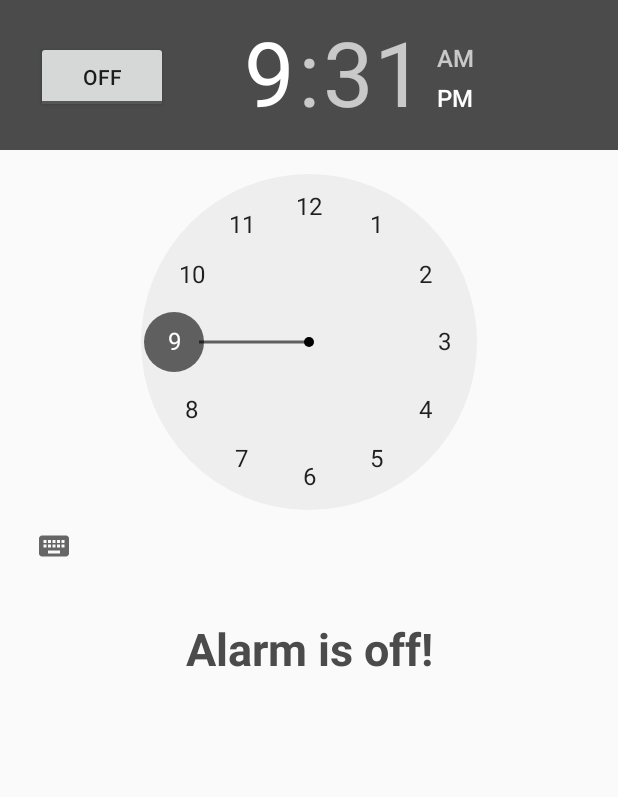
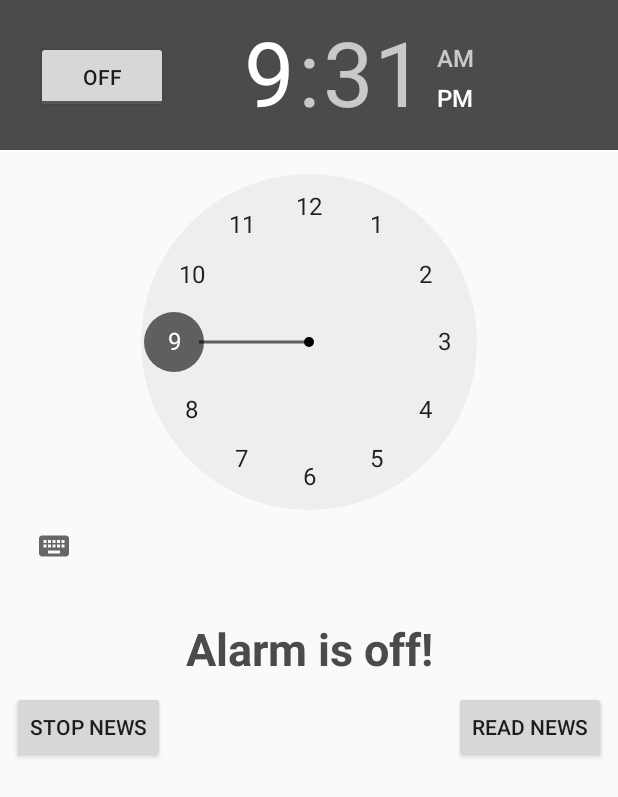
Before and after one commit to aasharifzad2/Alarm_App, an Android app: the layout activity_main.xml on its own in the app's theme, with its tools: preview values and no code run, on a phone screen of 412 x 824 dp. Shown: the top 797 px of the screen. Run offline under Robolectric (Android 15) with nearby library versions, the light colour scheme and no system bars.

Commit message:
Added the news reading capability

```diff
--- a/app/src/main/java/com/example/android/alarm/ReadRSS.java
+++ b/app/src/main/java/com/example/android/alarm/ReadRSS.java
@@ -9,6 +9,8 @@ import java.io.*;
 
 
 public class ReadRSS {
+
+    public static String news = "";
 
     public void run() {
         new Retrieve().execute("http://rss.cnn.com/rss/edition.rss");
@@ -34,14 +36,19 @@ public class ReadRSS {
                     }
                 }
                 in.close();
+
+                news = sourceCode;
                 Log.i("name", sourceCode);
             } catch (MalformedURLException ue){
                 System.out.println("Malformed URL");
             } catch (IOException ioe){
                 System.out.println("Something went wrong reading the contents");
             }
+
             return null;
         }
     }
 
+
+
 }
--- a/app/src/main/java/com/example/android/alarm/myBaseActivity.java
+++ b/app/src/main/java/com/example/android/alarm/myBaseActivity.java
@@ -22,6 +22,7 @@ public class myBaseActivity extends Activity {
     protected void onDestroy() {
         clearReferences();
         super.onDestroy();
+
     }
 
     private void clearReferences(){
--- a/app/src/main/res/layout/activity_main.xml
+++ b/app/src/main/res/layout/activity_main.xml
@@ -46,5 +46,25 @@
         app:layout_constraintStart_toStartOf="parent"
         app:layout_constraintTop_toBottomOf="@+id/timePicker3" />
 
+    <Button
+        android:id="@+id/button"
+        android:layout_width="wrap_content"
+        android:layout_height="wrap_content"
+        android:layout_marginEnd="8dp"
+        android:layout_marginTop="8dp"
+        android:text="Read News"
+        app:layout_constraintEnd_toEndOf="parent"
+        app:layout_constraintTop_toBottomOf="@+id/textView" />
+
+    <Button
+        android:id="@+id/s_button"
+        android:layout_width="wrap_content"
+        android:layout_height="wrap_content"
+        android:layout_marginStart="8dp"
+        android:layout_marginTop="8dp"
+        android:text="Stop News"
+        app:layout_constraintStart_toStartOf="parent"
+        app:layout_constraintTop_toBottomOf="@+id/textView" />
+
 
 </android.support.constraint.ConstraintLayout>
```
